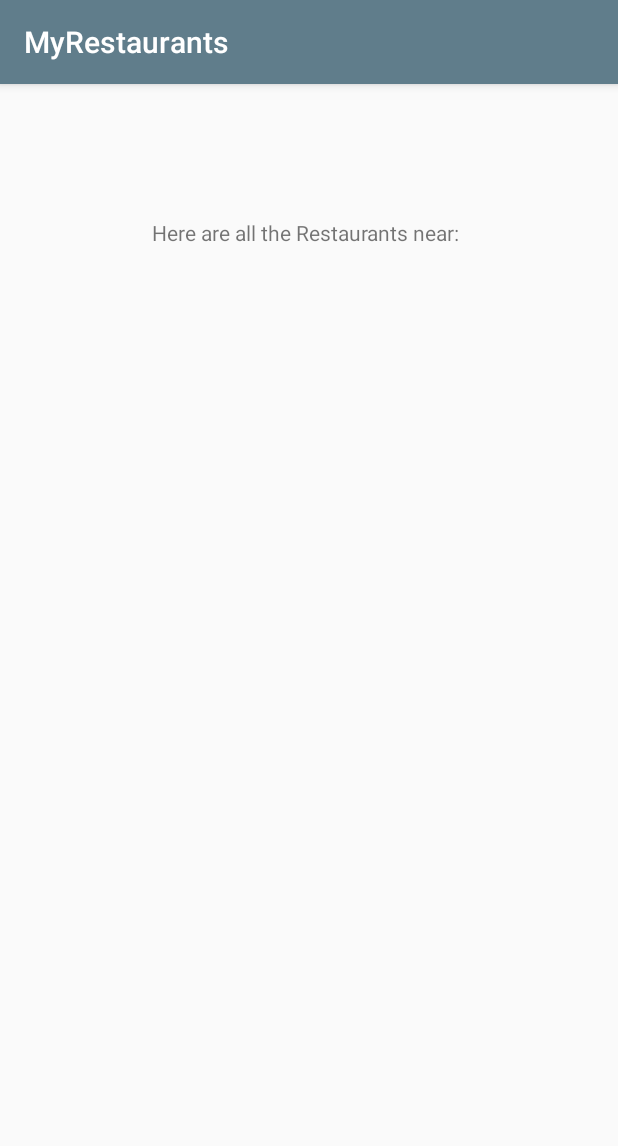
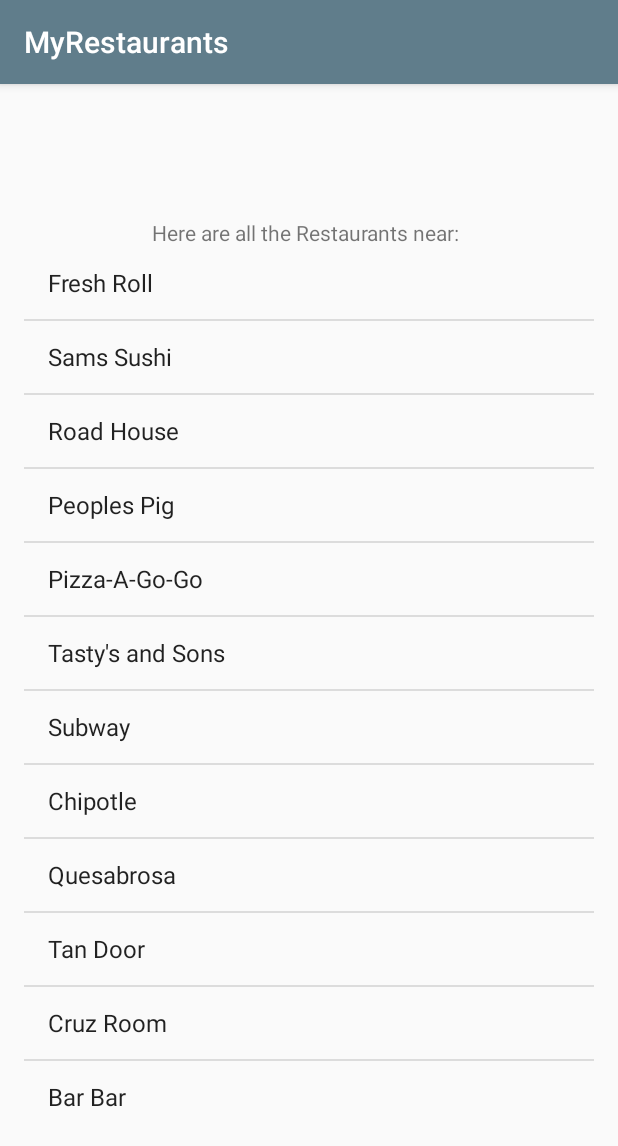
Before and after one commit to seacamjen/MyRestaurants-Andriod, an Android app: the screen it shows after launch (RestaurantsActivity), after a tap on "FIND RESTAURANTS", on a phone screen of 412 x 824 dp. Shown: the top 1146 px of the screen. Run offline under Robolectric (Android 15) with nearby library versions, the phone set to English and light mode, and no system bars.

Commit message:
add adapter for list view

```diff
--- a/app/src/main/java/com/example/guest/myrestaurants/RestaurantsActivity.java
+++ b/app/src/main/java/com/example/guest/myrestaurants/RestaurantsActivity.java
@@ -3,16 +3,37 @@ package com.example.guest.myrestaurants;
 import android.content.Intent;
 import android.support.v7.app.AppCompatActivity;
 import android.os.Bundle;
+import android.view.View;
+import android.widget.AdapterView;
+import android.widget.ArrayAdapter;
+import android.widget.ListView;
 import android.widget.TextView;
+import android.widget.Toast;
 
 public class RestaurantsActivity extends AppCompatActivity {
     private TextView mLocationTextView;
+    private ListView mListView;
+    private String[] restaurants = new String[] {"Fresh Roll","Sams Sushi","Road House","Peoples Pig","Pizza-A-Go-Go","Tasty's and Sons","Subway","Chipotle","Quesabrosa","Tan Door","Cruz Room","Bar Bar"};
 
     @Override
     protected void onCreate(Bundle savedInstanceState) {
         super.onCreate(savedInstanceState);
         setContentView(R.layout.activity_restaurants);
+
+        mListView = (ListView) findViewById(R.id.listView);
         mLocationTextView = (TextView) findViewById(R.id.locationTextView);
+
+        ArrayAdapter adapter = new ArrayAdapter(this, android.R.layout.simple_list_item_1, restaurants);
+        mListView.setAdapter(adapter);
+
+        mListView.setOnItemClickListener(new AdapterView.OnItemClickListener() {
+            @Override
+            public void onItemClick(AdapterView<?> adapterView, View view, int i, long l) {
+                String restaurant = ((TextView)view).getText().toString();
+                Toast.makeText(RestaurantsActivity.this, restaurant, Toast.LENGTH_LONG).show();
+            }
+        });
+
         Intent intent = getIntent();
         String location = intent.getStringExtra("location");
         mLocationTextView.setText("Here are all the Restaurants near: " + location);
--- a/app/src/main/res/layout/activity_restaurants.xml
+++ b/app/src/main/res/layout/activity_restaurants.xml
@@ -17,4 +17,12 @@
         android:layout_centerHorizontal="true"
         android:layout_marginTop="73dp"
         android:id="@+id/locationTextView" />
+
+    <ListView
+        android:layout_width="match_parent"
+        android:layout_height="wrap_content"
+        android:id="@+id/listView"
+        android:layout_below="@+id/locationTextView"
+        android:layout_alignParentRight="true"
+        android:layout_alignParentEnd="true" />
 </RelativeLayout>
```
Also changed, not shown: 1 other file.
